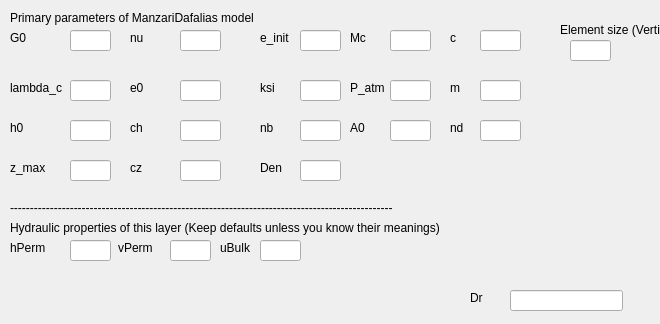
Before: the Qt Designer form UI/ManzariDafalias.ui in NHERI-SimCenter/s3hark, drawn with Qt 5.
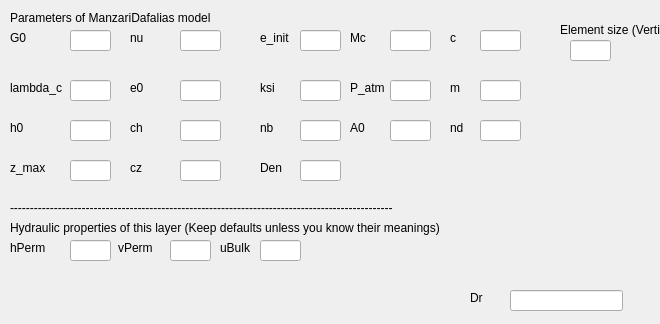
After: the same form once the commit is applied.

```diff
--- a/UI/ManzariDafalias.ui
+++ b/UI/ManzariDafalias.ui
@@ -496,7 +496,7 @@
     </rect>
    </property>
    <property name="text">
-    <string>Primary parameters of ManzariDafalias model </string>
+    <string>Parameters of ManzariDafalias model </string>
    </property>
   </widget>
   <widget class="QLabel" name="line1_2">
```
